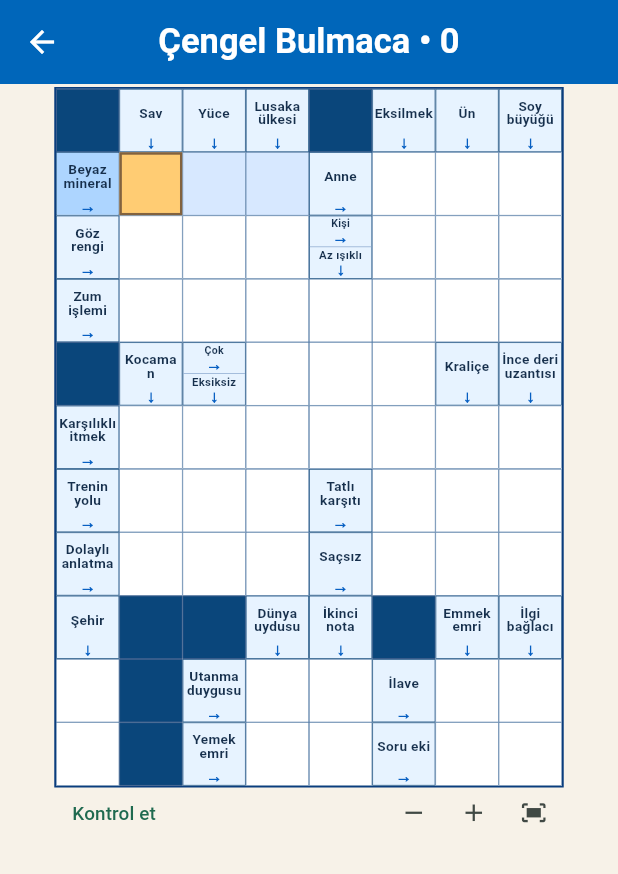
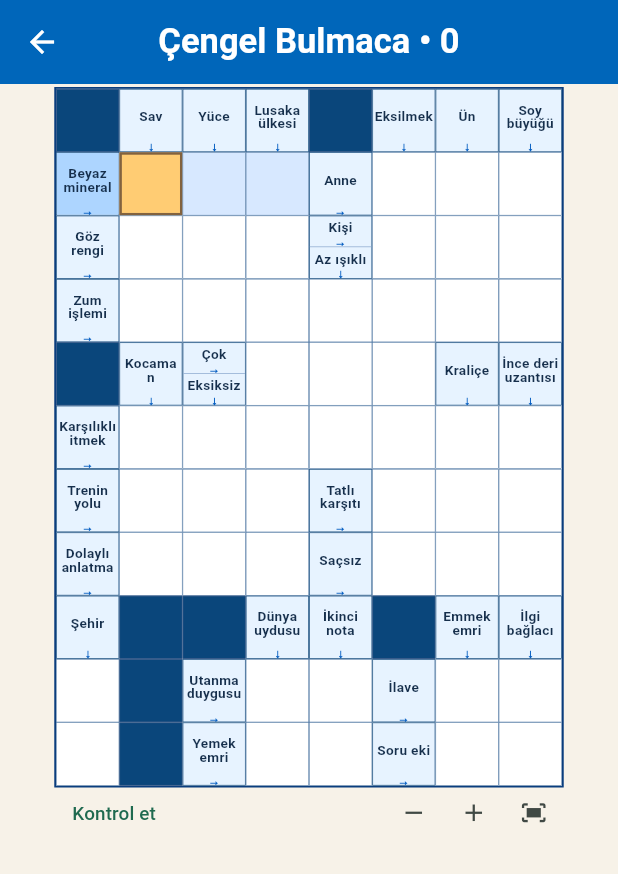
Before and after one commit to ediptan01-commits/bulmaca-gazetesi, a Flutter app: the ExtraLevelScreen screen opened directly with sample values from the repository, on a phone screen of 412 x 824 dp. Shown: the top 874 px of the screen. Run offline on Flutter 3.47's test engine with Material 3 defaults, Android fonts, the phone set to English and light mode, and no system bars; our stand-ins replace shared_preferences; accounts and stored records are empty.

Commit message:
Prevent arrow clue panel overflow in small phone grid

```diff
--- a/lib/newspaper_ui.dart
+++ b/lib/newspaper_ui.dart
@@ -308,8 +308,7 @@ class _CrossGameState extends State<CrossGame> {
                                   color: Color(0xFF8EABD0), width: .5))
                             : null,
                       ),
-                      padding: const EdgeInsets.symmetric(
-                        horizontal: 1, vertical: 1),
+                      padding: const EdgeInsets.symmetric(horizontal: 1),
                       child: Column(
                         children: [
                           Expanded(
@@ -336,8 +335,8 @@ class _CrossGameState extends State<CrossGame> {
                             words[i].vertical ? '↓' : '→',
                             style: const TextStyle(
                               color: Color(0xFF075FC2),
-                              fontSize: 11,
-                              height: 1.0,
+                              fontSize: 8,
+                              height: .8,
                               fontWeight: FontWeight.bold,
                             ),
                           ),
```
